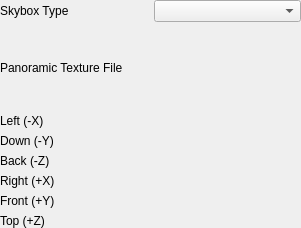
This is src/ui/3d/skyboxrenderingsettingswidget.ui in qgis/QGIS as Qt 5 draws it before an edit. The edited form follows.
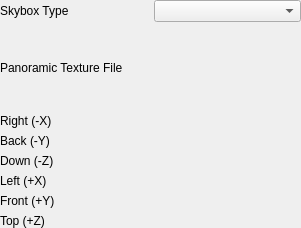
This is the edited form. Custom widgets are drawn as their Qt base class.

Commit message: Fixed Skybox settings dialog individual walls description

```diff
--- a/src/ui/3d/skyboxrenderingsettingswidget.ui
+++ b/src/ui/3d/skyboxrenderingsettingswidget.ui
@@ -52,7 +52,7 @@
      <item row="0" column="0">
       <widget class="QLabel" name="negXImageSourceLabel">
        <property name="text">
-        <string>Left (-X)</string>
+        <string>Right (-X)</string>
        </property>
       </widget>
      </item>
@@ -62,7 +62,7 @@
      <item row="1" column="0">
       <widget class="QLabel" name="negYImageSourceLabel">
        <property name="text">
-        <string>Down (-Y)</string>
+        <string>Back (-Y)</string>
        </property>
       </widget>
      </item>
@@ -72,7 +72,7 @@
      <item row="2" column="0">
       <widget class="QLabel" name="negZImageSourceLabel">
        <property name="text">
-        <string>Back (-Z)</string>
+        <string>Down (-Z)</string>
        </property>
       </widget>
      </item>
@@ -82,7 +82,7 @@
      <item row="3" column="0">
       <widget class="QLabel" name="posXImageSourceLabel">
        <property name="text">
-        <string>Right (+X)</string>
+        <string>Left (+X)</string>
        </property>
       </widget>
      </item>
```
